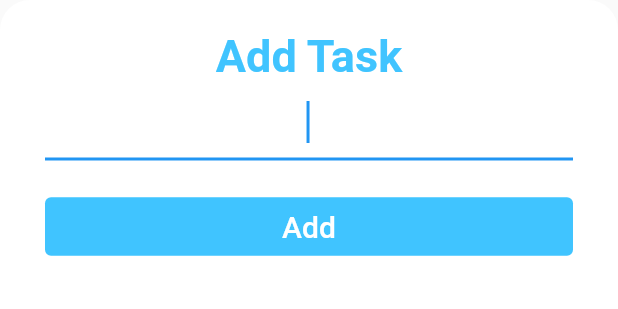
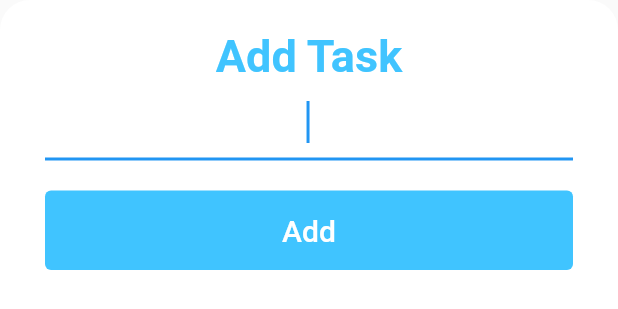
Before and after one commit to KaungThant-Zin/todoey, a Flutter app: the AddTaskScreen widget shown alone on an empty page, opened directly, on a phone screen of 412 x 824 dp. Shown: the top 309 px of the screen. Run offline on Flutter 3.47's test engine with Material 2 defaults, Android fonts, the phone set to English and light mode, and no system bars.

Commit message:
textbuttom padding

```diff
--- a/lib/screen/add_task_screen.dart
+++ b/lib/screen/add_task_screen.dart
@@ -45,6 +45,7 @@ class AddTaskScreen extends StatelessWidget {
             TextButton(
               style: TextButton.styleFrom(
                 backgroundColor: Colors.lightBlueAccent,
+                padding: const EdgeInsets.all(15.0),
               ),
               child: const Text(
                 'Add',
```
